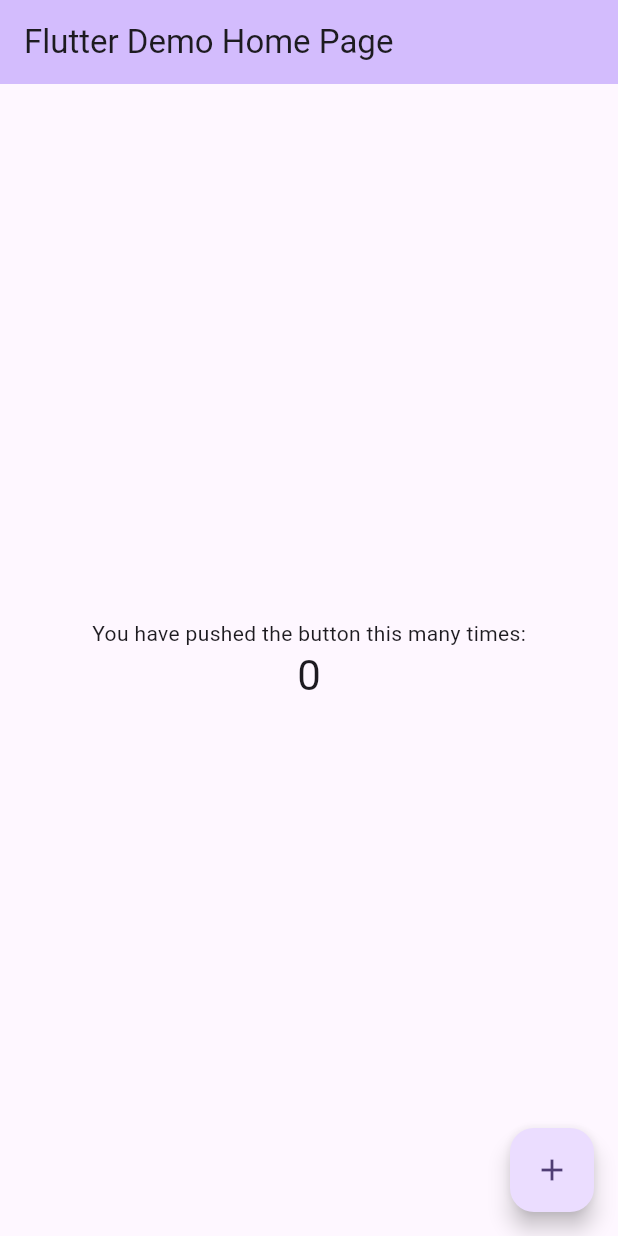
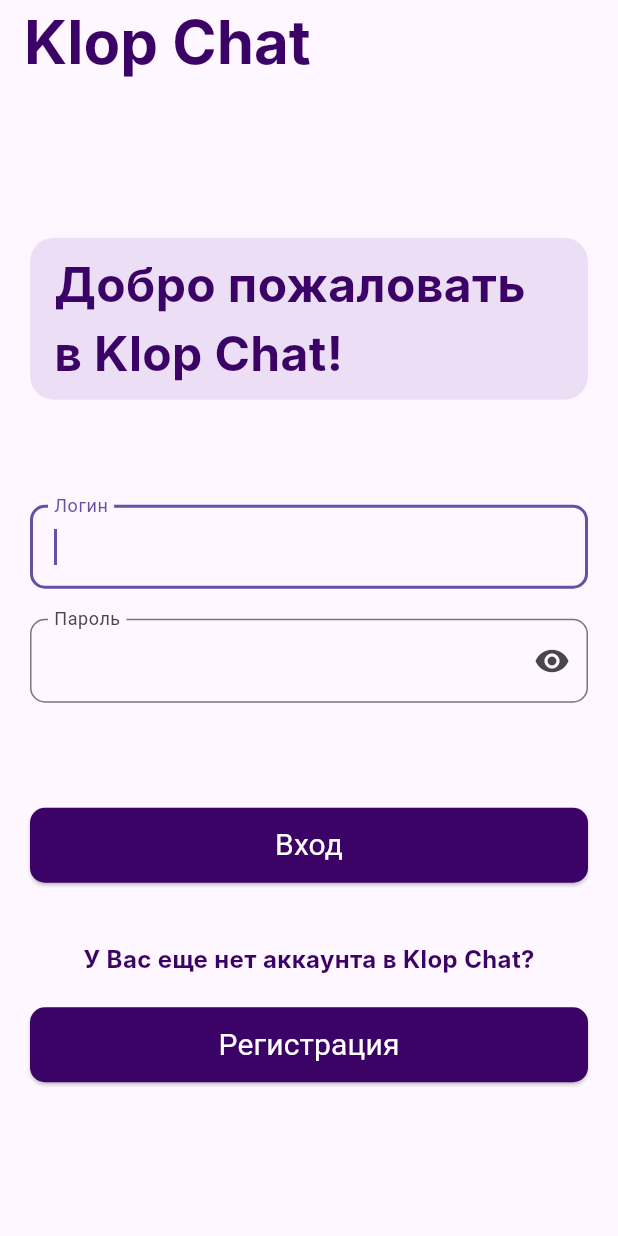
Before and after one commit to Gewinn2/KLOP-CHAT, a Flutter app: the screen it shows after launch, on a phone screen of 412 x 824 dp. Run offline on Flutter 3.47's test engine with Material 3 defaults, Android fonts, the phone set to English and light mode, and no system bars; Roboto replaces fonts that are missing (Inter).

Commit message:
написание страницы входа

```diff
--- /dev/null
+++ b/astra/lib/features/authorization/authorization.dart
@@ -0,0 +1,143 @@
+import 'package:astra/features/authorization/password.dart';
+import 'package:flutter/material.dart';
+
+class Authorization extends StatefulWidget {
+  const Authorization({super.key});
+
+
+  @override
+  _AuthorizationState createState() => _AuthorizationState();
+}
+
+class _AuthorizationState extends State<Authorization> {
+  @override
+  Widget build(BuildContext context) {
+    return Scaffold(
+      appBar: AppBar(
+        title: const Text(
+          "Klop Chat",
+          style: TextStyle(
+            color: Color.fromRGBO(59, 3, 102, 1),
+            fontSize: 40,
+            fontFamily: 'Inter',
+            fontWeight: FontWeight.w700,
+          )
+          ),
+        ),
+      body: Center(
+        child: Container(
+          width: 600, // Ширина квадрата
+          height: 700, // Высота квадрата
+          child: Container(
+            margin: const EdgeInsets.all(20), // Отступы внутреннего контейнера
+            decoration: BoxDecoration(
+              //color: Theme.of(context).colorScheme.primary, // Цвет фона внутреннего контейнера - белый
+              borderRadius: BorderRadius.circular(10), // Закругленные края внутреннего контейнера
+            ),
+            child: Column(
+              mainAxisAlignment: MainAxisAlignment.center,
+              children: [
+                Container(
+                  padding: EdgeInsets.symmetric(horizontal: 16, vertical: 8), // Добавьте отступы внутри контейнера
+                  decoration: BoxDecoration(
+                    color: Color.fromRGBO(236, 223, 245, 1), // Фон контейнера
+                    borderRadius: BorderRadius.all(Radius.circular(16)), // Закругленные углы
+                  ),
+                  child: Text(
+                    "Добро пожаловать в Klop Chat!",
+                    style: TextStyle(
+                      fontFamily: 'Inter',
+                      fontSize: 32,
+                      color: Color.fromRGBO(59, 3, 102, 1),
+                      fontWeight: FontWeight.w700,
+                    ),
+                  ),
+                ),
+                SizedBox(height: 70,),
+                Container(
+                  width: 400,
+                  child: Column(
+                    children: [
+                      TextField(
+                        decoration: InputDecoration(
+                          floatingLabelBehavior: FloatingLabelBehavior.always,
+                          labelText: 'Логин',
+                          border: OutlineInputBorder(
+                            borderRadius: BorderRadius.circular(10),
+                          ),
+                        ),
+                        autofocus: true,
+                      ),
+                      SizedBox(height: 20),
+                      PasswordTextField(),
+                      SizedBox(height: 70,),
+                      ElevatedButton(
+                      onPressed: () {
+                        Navigator.pushNamed(
+                            context,
+                            'main_screen_chat',
+                            //arguments: data, // Здесь вы передаете данные, которые хотите передать на `ChatsGroupList()`
+                          );
+                      },
+                      style: ButtonStyle(
+                        backgroundColor: MaterialStateProperty.all<Color>(Color.fromRGBO(59, 3, 102, 1)), // Фоновый цвет кнопки
+                        shape: MaterialStateProperty.all<RoundedRectangleBorder>(
+                          RoundedRectangleBorder(
+                            borderRadius: BorderRadius.circular(10.0), // Радиус закругления краев
+                          ),
+                        ),
+                        minimumSize: MaterialStateProperty.all(Size(400, 50)),
+                      ),
+                      child: Text(
+                        "Вход",
+                        style: TextStyle(
+                          color: Colors.white, // Цвет текста
+                          fontSize: 20,
+                          fontWeight: FontWeight.w400,
+                        ),
+                      ),
+                    ),
+                        SizedBox(height: 40,),
+                      Text(
+                        "У Вас еще нет аккаунта в Klop Chat?",
+                        style: TextStyle(
+                          color: Color.fromRGBO(59, 3, 102, 1),
+                          fontFamily: 'Inter',
+                          fontSize: 16,
+                          fontWeight: FontWeight.w700,
+                        ),
+                      ),
+                      SizedBox(height: 20,),
+                      ElevatedButton(
+                      onPressed: () {
+                        // Действия при нажатии на кнопку
+                      },
+                      style: ButtonStyle(
+                        backgroundColor: MaterialStateProperty.all<Color>(Color.fromRGBO(59, 3, 102, 1)), // Фоновый цвет кнопки
+                        shape: MaterialStateProperty.all<RoundedRectangleBorder>(
+                          RoundedRectangleBorder(
+                            borderRadius: BorderRadius.circular(10.0), // Радиус закругления краев
+                          ),
+                        ),
+                        minimumSize: MaterialStateProperty.all(Size(400, 50)),
+                      ),
+                      child: Text(
+                        "Регистрация",
+                        style: TextStyle(
+                          color: Colors.white, // Цвет текста
+                          fontSize: 20,
+                          fontWeight: FontWeight.w400,
+                        ),
+                      ),
+                    ),
+                    ],
+                  ),
+                ),
+              ],
+            ),
+          ),
+        ),
+      ),
+    );
+  }
+}
--- /dev/null
+++ b/astra/lib/features/authorization/password.dart
@@ -0,0 +1,47 @@
+import 'package:flutter/material.dart';
+
+class PasswordTextField extends StatefulWidget {
+  @override
+  _PasswordTextFieldState createState() => _PasswordTextFieldState();
+}
+
+class _PasswordTextFieldState extends State<PasswordTextField> {
+  bool _obscureText = true;
+  late TextEditingController _passwordController;
+
+  @override
+  void initState() {
+    super.initState();
+    _passwordController = TextEditingController();
+  }
+
+  @override
+  Widget build(BuildContext context) {
+    return TextField(
+      controller: _passwordController,
+      decoration: InputDecoration(
+        floatingLabelBehavior: FloatingLabelBehavior.always,
+        labelText: 'Пароль',
+        border: OutlineInputBorder(
+          borderRadius: BorderRadius.circular(10),
+        ),
+        suffixIcon: IconButton(
+          icon: Icon(_obscureText ? Icons.visibility : Icons.visibility_off),
+          onPressed: () {
+            setState(() {
+              _obscureText = !_obscureText;
+            });
+          },
+        ),
+      ),
+      obscureText: _obscureText,
+      autofocus: true,
+    );
+  }
+
+  @override
+  void dispose() {
+    _passwordController.dispose();
+    super.dispose();
+  }
+}
--- a/astra/lib/main.dart
+++ b/astra/lib/main.dart
@@ -1,3 +1,6 @@
+import 'package:astra/features/authorization/authorization.dart';
+import 'package:astra/features/chats/main_screen_chats.dart';
+import 'package:astra/theme/them.dart';
 import 'package:flutter/material.dart';
 
 void main() {
@@ -11,115 +14,13 @@
   @override
   Widget build(BuildContext context) {
     return MaterialApp(
-      title: 'Flutter Demo',
-      theme: ThemeData(
-        // This is the theme of your application.
-        //
-        // TRY THIS: Try running your application with "flutter run". You'll see
-        // the application has a purple toolbar. Then, without quitting the app,
-        // try changing the seedColor in the colorScheme below to Colors.green
-        // and then invoke "hot reload" (save your changes or press the "hot
-        // reload" button in a Flutter-supported IDE, or press "r" if you used
-        // the command line to start the app).
-        //
-        // Notice that the counter didn't reset back to zero; the application
-        // state is not lost during the reload. To reset the state, use hot
-        // restart instead.
-        //
-        // This works for code too, not just values: Most code changes can be
-        // tested with just a hot reload.
-        colorScheme: ColorScheme.fromSeed(seedColor: Colors.deepPurple),
-        useMaterial3: true,
-      ),
-      home: const MyHomePage(title: 'Flutter Demo Home Page'),
+      title: 'Chats',
+      //initialRoute: firstLaunch ? 'welcome' : '/',
+      routes: {
+        '/': (context) => const Authorization(),
+        'main_screen_chat': (context) => const MainChatScreen(),
+      },
+      onUnknownRoute: (settings) {},
     );
   }
 }
-
-class MyHomePage extends StatefulWidget {
-  const MyHomePage({super.key, required this.title});
-
-  // This widget is the home page of your application. It is stateful, meaning
-  // that it has a State object (defined below) that contains fields that affect
-  // how it looks.
-
-  // This class is the configuration for the state. It holds the values (in this
-  // case the title) provided by the parent (in this case the App widget) and
-  // used by the build method of the State. Fields in a Widget subclass are
-  // always marked "final".
-
-  final String title;
-
-  @override
-  State<MyHomePage> createState() => _MyHomePageState();
-}
-
-class _MyHomePageState extends State<MyHomePage> {
-  int _counter = 0;
-
-  void _incrementCounter() {
-    setState(() {
-      // This call to setState tells the Flutter framework that something has
-      // changed in this State, which causes it to rerun the build method below
-      // so that the display can reflect the updated values. If we changed
-      // _counter without calling setState(), then the build method would not be
-      // called again, and so nothing would appear to happen.
-      _counter++;
-    });
-  }
-
-  @override
-  Widget build(BuildContext context) {
-    // This method is rerun every time setState is called, for instance as done
-    // by the _incrementCounter method above.
-    //
-    // The Flutter framework has been optimized to make rerunning build methods
-    // fast, so that you can just rebuild anything that needs updating rather
-    // than having to individually change instances of widgets.
-    return Scaffold(
-      appBar: AppBar(
-        // TRY THIS: Try changing the color here to a specific color (to
-        // Colors.amber, perhaps?) and trigger a hot reload to see the AppBar
-        // change color while the other colors stay the same.
-        backgroundColor: Theme.of(context).colorScheme.inversePrimary,
-        // Here we take the value from the MyHomePage object that was created by
-        // the App.build method, and use it to set our appbar title.
-        title: Text(widget.title),
-      ),
-      body: Center(
-        // Center is a layout widget. It takes a single child and positions it
-        // in the middle of the parent.
-        child: Column(
-          // Column is also a layout widget. It takes a list of children and
-          // arranges them vertically. By default, it sizes itself to fit its
-          // children horizontally, and tries to be as tall as its parent.
-          //
-          // Column has various properties to control how it sizes itself and
-          // how it positions its children. Here we use mainAxisAlignment to
-          // center the children vertically; the main axis here is the vertical
-          // axis because Columns are vertical (the cross axis would be
-          // horizontal).
-          //
-          // TRY THIS: Invoke "debug painting" (choose the "Toggle Debug Paint"
-          // action in the IDE, or press "p" in the console), to see the
-          // wireframe for each widget.
-          mainAxisAlignment: MainAxisAlignment.center,
-          children: <Widget>[
-            const Text(
-              'You have pushed the button this many times:',
-            ),
-            Text(
-              '$_counter',
-              style: Theme.of(context).textTheme.headlineMedium,
-            ),
-          ],
-        ),
-      ),
-      floatingActionButton: FloatingActionButton(
-        onPressed: _incrementCounter,
-        tooltip: 'Increment',
-        child: const Icon(Icons.add),
-      ), // This trailing comma makes auto-formatting nicer for build methods.
-    );
-  }
-}
```
Also changed, not shown: astra/lib/features/chats/main_screen_chats.dart (added, +18 -0 lines), astra/lib/theme/color.dart (added, +69 -0 lines), astra/lib/theme/text.dart (added, +9 -0 lines), astra/lib/theme/them.dart (added, +13 -0 lines).
